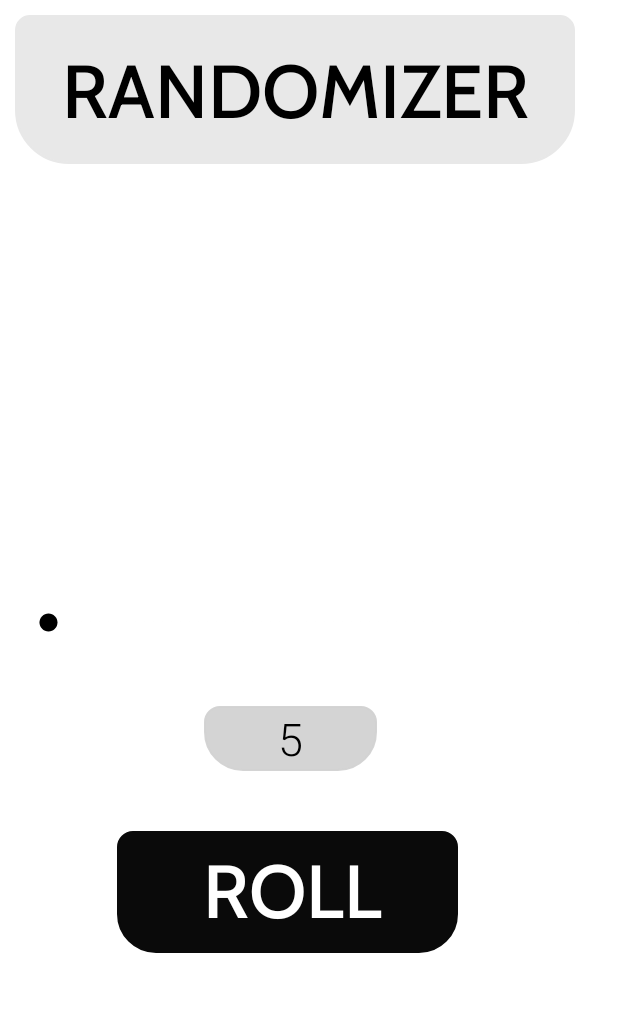
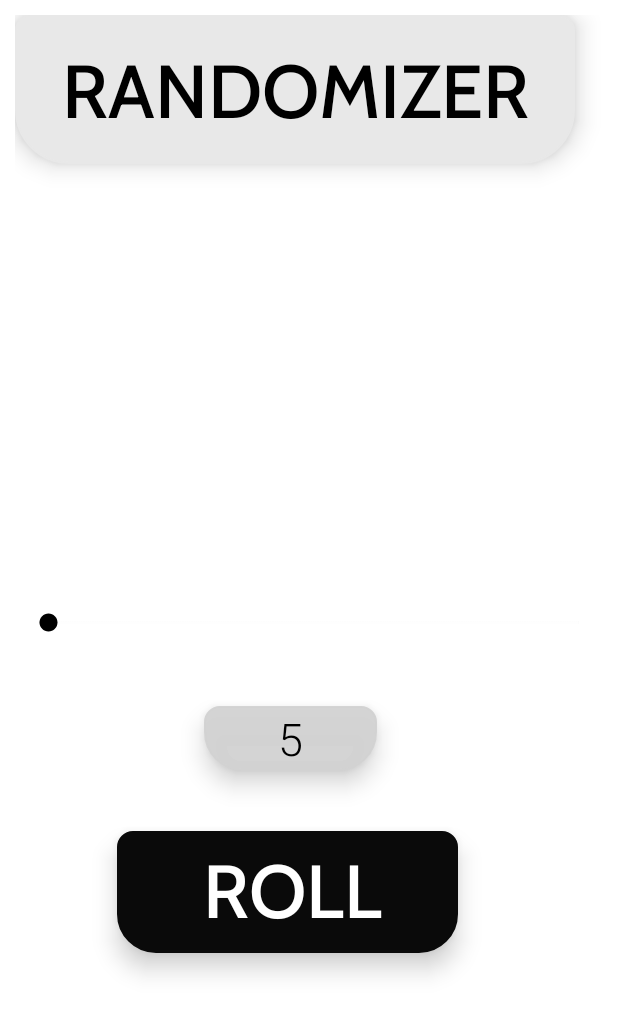
Before and after one commit to Anon3mou5/Randomiser, an Android app: the screen it shows after launch (FullscreenActivity), on a phone screen of 412 x 824 dp. Shown: the top 1014 px of the screen. Run offline under Robolectric (Android 15) with nearby library versions, the phone set to English and light mode, and no system bars.

Commit message:
Latest Update 15/4/21

```diff
--- a/app/src/main/res/layout/activity_fullscreen.xml
+++ b/app/src/main/res/layout/activity_fullscreen.xml
@@ -19,9 +19,10 @@
         android:layout_marginBottom="25dp"
         android:background="@drawable/button_rounder"
         android:backgroundTint="#E8E8E8"
-        android:fontFamily="@font/cabin_medium"
+        android:elevation="10dp"
 
 
+        android:fontFamily="@font/cabin_medium"
         android:includeFontPadding="true"
         android:paddingTop="20dp"
         android:paddingBottom="15dp"
@@ -40,6 +41,7 @@
         android:layout_marginHorizontal="0dp"
         android:layout_marginStart="0dp"
         android:layout_marginEnd="0dp"
+        android:elevation="10dp"
         android:fontFamily="sans-serif-thin"
         android:includeFontPadding="false"
         android:textAlignment="center"
@@ -62,15 +64,15 @@
         android:minWidth="6dp"
         android:minHeight="20dp"
         android:progress="5"
-        android:progressBackgroundTint="#DBDBDB"
+        android:progressBackgroundTint="#666666"
         android:progressBackgroundTintMode="src_in"
         android:progressTint="#2C2C2C"
         android:progressTintMode="multiply"
         android:scrollbarSize="15dp"
         android:scrollbarStyle="outsideOverlay"
-        android:secondaryProgressTint="#CCCCCA"
+        android:secondaryProgressTint="#5A5A5A"
         android:theme="@style/Widget.AppCompat.Light.AutoCompleteTextView"
-        android:thumbTint="#EE1506"
+        android:thumbTint="#FFEA00"
         android:thumbTintMode="multiply"
         android:visibility="visible" />
 
@@ -84,6 +86,7 @@
         android:layout_marginBottom="110dp"
         android:background="@drawable/rounder"
         android:backgroundTint="#F5D3D3D3"
+        android:elevation="10dp"
         android:fontFamily="sans-serif-light"
         android:padding="1dp"
         android:text="200"
@@ -101,10 +104,11 @@
         android:layout_marginTop="-70dp"
         android:background="@drawable/rounder"
         android:backgroundTint="#0A0A0A"
+        android:elevation="10dp"
         android:fontFamily="@font/cabin_medium"
         android:gravity="center"
+
         android:includeFontPadding="false"
-
         android:paddingStart="7dp"
         android:stateListAnimator="@android:anim/bounce_interpolator"
         android:text="@string/roll"
```
